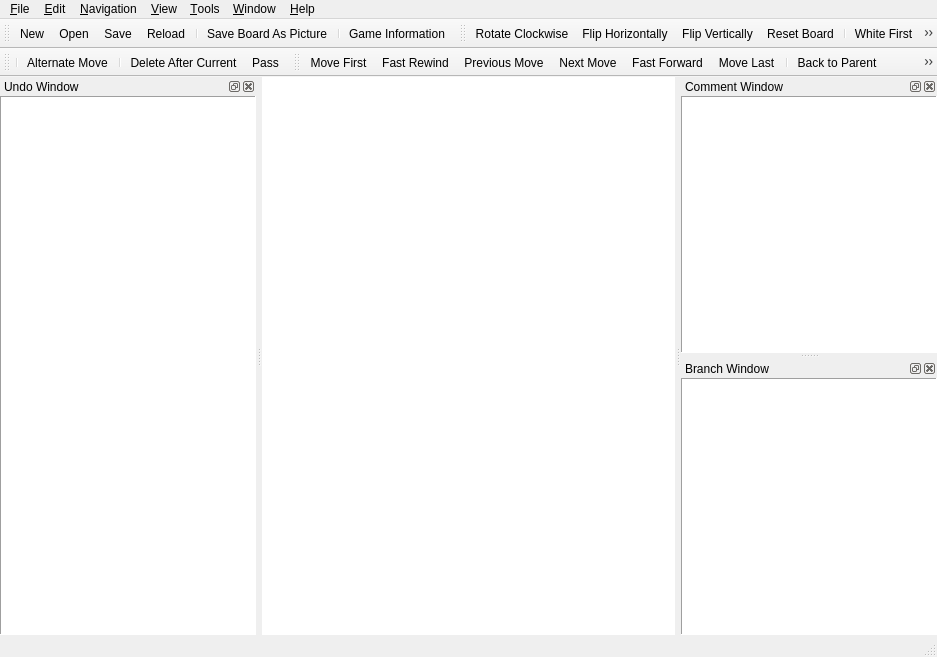
The window that mainwindow.ui (nullx002/mugo) describes before a commit, drawn with Qt 5.
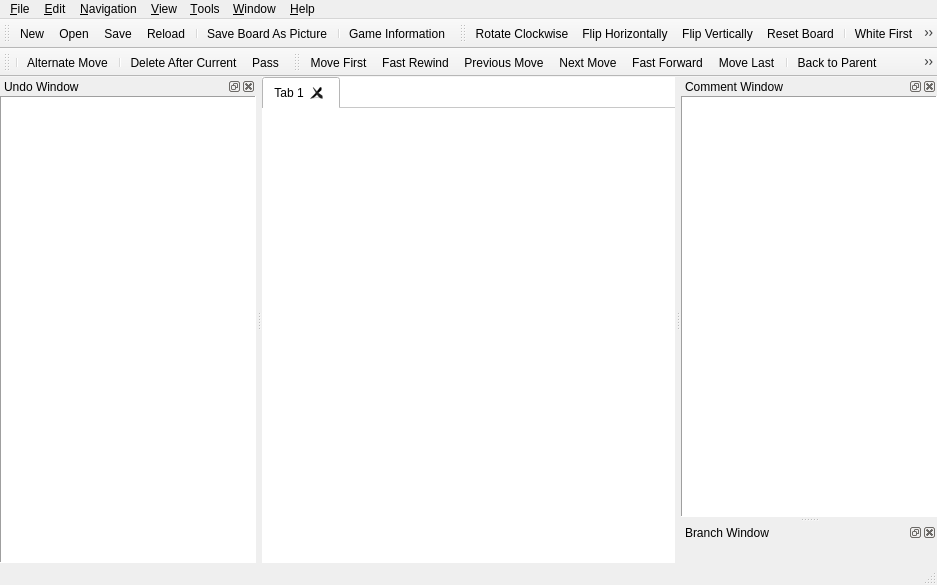
The same window after the commit. Icons and pictures are not drawn. Custom widgets are drawn as their Qt base class.

Commit message: changed window style to tab.

Patch:
```diff
--- a/mainwindow.ui
+++ b/mainwindow.ui
@@ -7,7 +7,7 @@
     <x>0</x>
     <y>0</y>
     <width>937</width>
-    <height>657</height>
+    <height>585</height>
    </rect>
   </property>
   <property name="sizePolicy">
@@ -35,7 +35,30 @@
      <number>0</number>
     </property>
     <item>
-     <widget class="BoardWidget" name="boardWidget" native="true"/>
+     <widget class="QTabWidget" name="boardTabWidget">
+      <property name="currentIndex">
+       <number>0</number>
+      </property>
+      <property name="documentMode">
+       <bool>true</bool>
+      </property>
+      <property name="tabsClosable">
+       <bool>true</bool>
+      </property>
+      <property name="movable">
+       <bool>true</bool>
+      </property>
+      <widget class="QWidget" name="tab">
+       <attribute name="title">
+        <string>Tab 1</string>
+       </attribute>
+       <layout class="QVBoxLayout" name="verticalLayout">
+        <property name="margin">
+         <number>0</number>
+        </property>
+       </layout>
+      </widget>
+     </widget>
     </item>
    </layout>
   </widget>
@@ -435,27 +458,6 @@
      <property name="margin">
       <number>0</number>
      </property>
-     <item>
-      <widget class="QTreeWidget" name="branchWidget">
-       <property name="frameShape">
-        <enum>QFrame::Panel</enum>
-       </property>
-       <property name="indentation">
-        <number>15</number>
-       </property>
-       <property name="columnCount">
-        <number>1</number>
-       </property>
-       <attribute name="headerVisible">
-        <bool>false</bool>
-       </attribute>
-       <column>
-        <property name="text">
-         <string>1</string>
-        </property>
-       </column>
-      </widget>
-     </item>
     </layout>
    </widget>
   </widget>
@@ -1611,12 +1613,6 @@
  </widget>
  <layoutdefault spacing="6" margin="11"/>
  <customwidgets>
-  <customwidget>
-   <class>BoardWidget</class>
-   <extends>QWidget</extends>
-   <header>boardwidget.h</header>
-   <container>1</container>
-  </customwidget>
   <customwidget>
    <class>QUndoView</class>
    <extends>QListView</extends>
```
Left out of the diff: 105 changed lines with no effect on the pictures. The commit also changes 4 other files.
